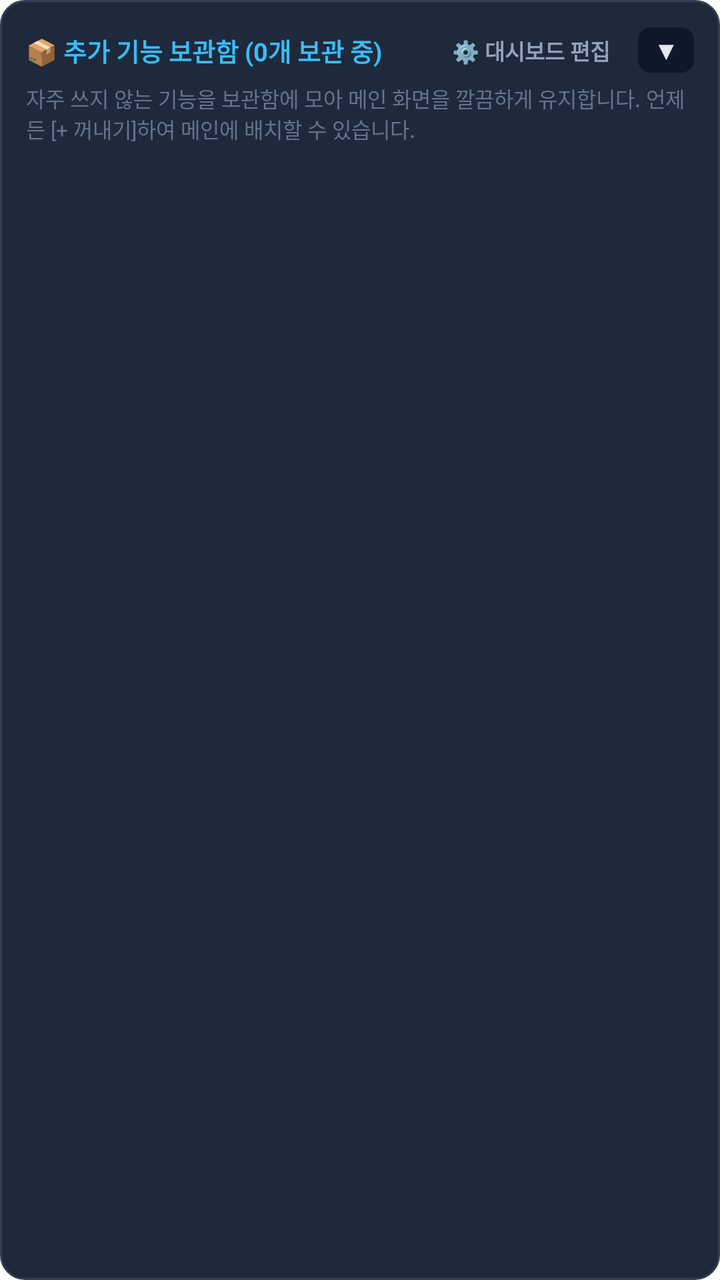
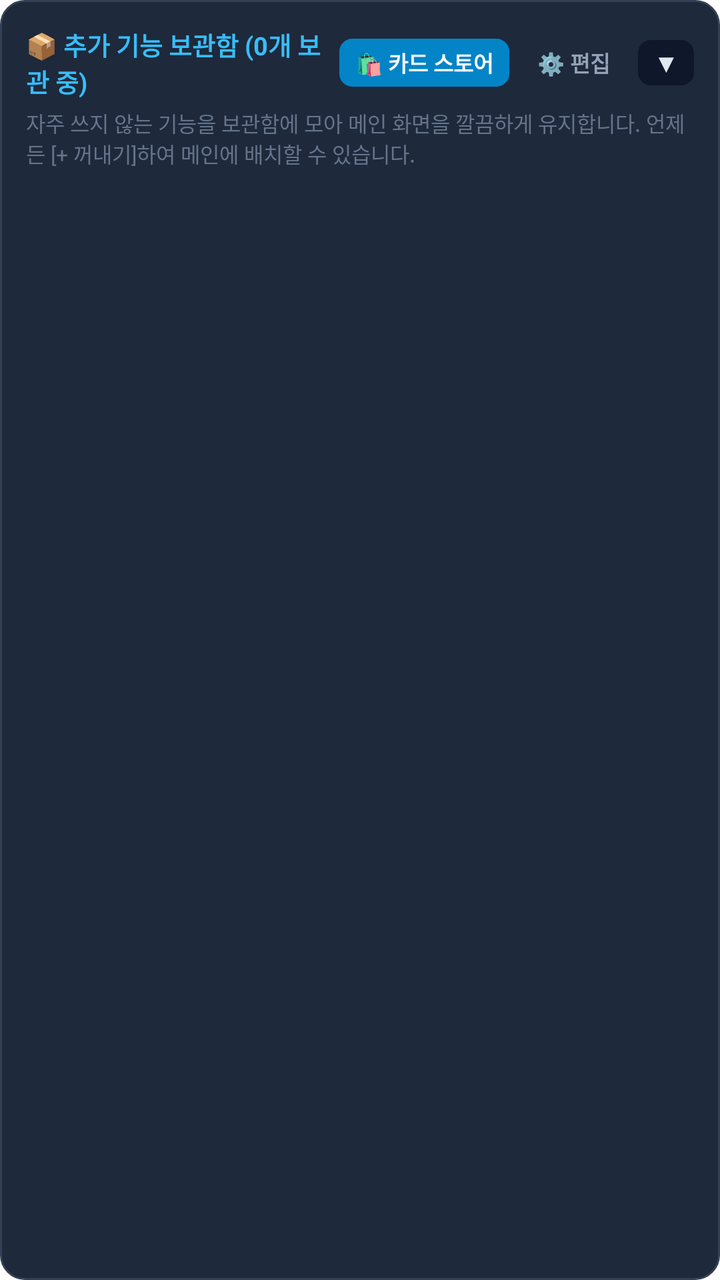

The first picture is an Android layout as it rendered before a commit; the second is the same layout after the commit. The layout source and the unified diff follow.
<!-- AndroidManifest.xml: application theme Theme.SheetBotDepositAgent -->
<!-- res/layout/card_drawer.xml -->
<?xml version="1.0" encoding="utf-8"?>
<LinearLayout xmlns:android="http://schemas.android.com/apk/res/android"
    android:id="@+id/cardDrawerBox"
    android:layout_width="match_parent"
    android:layout_height="wrap_content"
    android:orientation="vertical"
    android:background="@drawable/bg_card_scenario"
    android:padding="13dp"
    android:layout_marginTop="16dp"
    android:layout_marginBottom="12dp">

    <LinearLayout
        android:id="@+id/layoutDrawerHeader"
        android:layout_width="match_parent"
        android:layout_height="wrap_content"
        android:orientation="horizontal"
        android:gravity="center_vertical"
        android:clickable="true"
        android:focusable="true">

        <TextView
            android:id="@+id/tvDrawerTitle"
            android:layout_width="0dp"
            android:layout_height="wrap_content"
            android:layout_weight="1"
            android:text="📦 추가 기능 보관함 (0개 보관 중)"
            android:textColor="#38BDF8"
            android:textSize="12.5sp"
            android:textStyle="bold" />

        <TextView
            android:id="@+id/btnDrawerManage"
            android:layout_width="wrap_content"
            android:layout_height="wrap_content"
            android:background="@drawable/bg_badge_version"
            android:backgroundTint="#1E293B"
            android:paddingHorizontal="8dp"
            android:paddingVertical="4dp"
            android:text="⚙️ 대시보드 편집"
            android:textColor="#94A3B8"
            android:textSize="11sp"
            android:textStyle="bold"
            android:layout_marginEnd="6dp"
            android:clickable="true"
            android:focusable="true" />

        <TextView
            android:id="@+id/btnToggleDrawer"
            android:layout_width="wrap_content"
            android:layout_height="wrap_content"
            android:background="@drawable/bg_badge_version"
            android:backgroundTint="#0F172A"
            android:paddingHorizontal="8dp"
            android:paddingVertical="3dp"
            android:text="▼"
            android:textColor="#E2E8F0"
            android:textSize="12sp"
            android:textStyle="bold" />
    </LinearLayout>

    <TextView
        android:id="@+id/tvDrawerSubtitle"
        android:layout_width="match_parent"
        android:layout_height="wrap_content"
        android:text="자주 쓰지 않는 기능을 보관함에 모아 메인 화면을 깔끔하게 유지합니다. 언제든 [+ 꺼내기]하여 메인에 배치할 수 있습니다."
        android:textColor="#64748B"
        android:textSize="10.5sp"
        android:layout_marginTop="4dp" />

    
    <LinearLayout
        android:id="@+id/layoutDrawerContent"
        android:layout_width="match_parent"
        android:layout_height="wrap_content"
        android:orientation="vertical"
        android:layout_marginTop="10dp"
        android:visibility="gone">

        <View
            android:layout_width="match_parent"
            android:layout_height="1dp"
            android:background="#334155"
            android:layout_marginBottom="8dp" />

        
        <LinearLayout
            android:id="@+id/layoutDrawerItems"
            android:layout_width="match_parent"
            android:layout_height="wrap_content"
            android:orientation="vertical" />
    </LinearLayout>
</LinearLayout>
<!-- resources referenced by this layout -->
<resources>
  <!-- drawable bg_badge_version (drawable) -->
  <?xml version="1.0" encoding="utf-8"?>
  <shape xmlns:android="http://schemas.android.com/apk/res/android"
      android:shape="rectangle">
      <corners android:radius="6dp" />
      <solid android:color="#064E3B" />
      <stroke android:width="1dp" android:color="#059669" />
  </shape>
  <!-- drawable bg_card_scenario (drawable) -->
  <?xml version="1.0" encoding="utf-8"?>
  <shape xmlns:android="http://schemas.android.com/apk/res/android"
      android:shape="rectangle">
      <corners android:radius="12dp" />
      <solid android:color="#1E293B" />
      <stroke android:width="1dp" android:color="#334155" />
  </shape>
  <style name="Theme.SheetBotDepositAgent" parent="Theme.MaterialComponents.DayNight.NoActionBar">
          <item name="colorPrimary">@color/purple_500</item>
          <item name="colorPrimaryVariant">@color/purple_700</item>
          <item name="colorOnPrimary">@color/white</item>
          <item name="colorSecondary">@color/teal_200</item>
          <item name="colorSecondaryVariant">@color/teal_700</item>
          <item name="colorOnSecondary">@color/black</item>
          <item name="android:statusBarColor">#0F172A</item>
      </style>
  <color name="purple_500">#4F46E5</color>
  <color name="purple_700">#4338CA</color>
  <color name="white">#FFFFFFFF</color>
  <color name="teal_200">#10B981</color>
  <color name="teal_700">#059669</color>
  <color name="black">#000000</color>
</resources>

<!-- the commit's change to res/layout/card_drawer.xml (unified diff, before → after) -->
@@ -29,6 +29,22 @@
             android:textStyle="bold" />
 
         <TextView
+            android:id="@+id/btnOpenMarketplace"
+            android:layout_width="wrap_content"
+            android:layout_height="wrap_content"
+            android:background="@drawable/bg_badge_version"
+            android:backgroundTint="#0284C7"
+            android:paddingHorizontal="8dp"
+            android:paddingVertical="4dp"
+            android:text="🛍️ 카드 스토어"
+            android:textColor="#FFFFFF"
+            android:textSize="11sp"
+            android:textStyle="bold"
+            android:layout_marginEnd="6dp"
+            android:clickable="true"
+            android:focusable="true" />
+
+        <TextView
             android:id="@+id/btnDrawerManage"
             android:layout_width="wrap_content"
             android:layout_height="wrap_content"
@@ -36,7 +52,7 @@
             android:backgroundTint="#1E293B"
             android:paddingHorizontal="8dp"
             android:paddingVertical="4dp"
-            android:text="⚙️ 대시보드 편집"
+            android:text="⚙️ 편집"
             android:textColor="#94A3B8"
             android:textSize="11sp"
             android:textStyle="bold"
